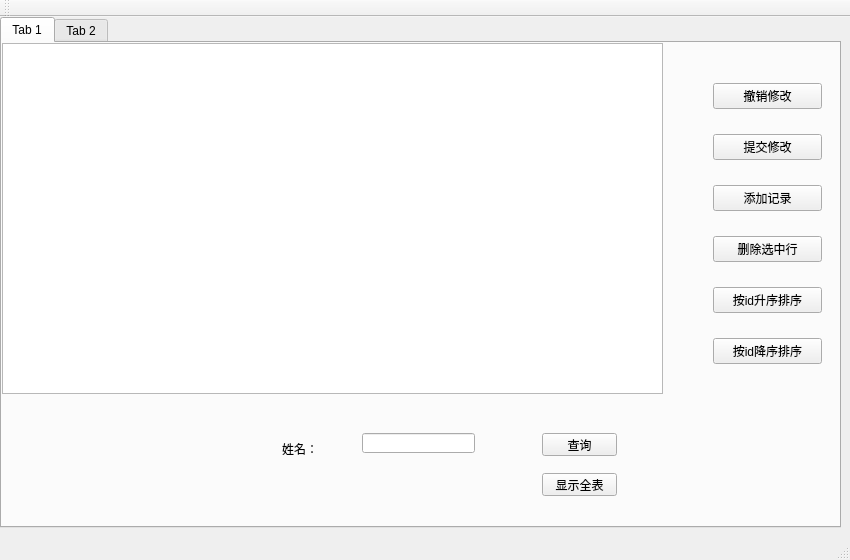
Old version of the form mainwindow.ui in the repository Atmanuclear/QT-mysql.
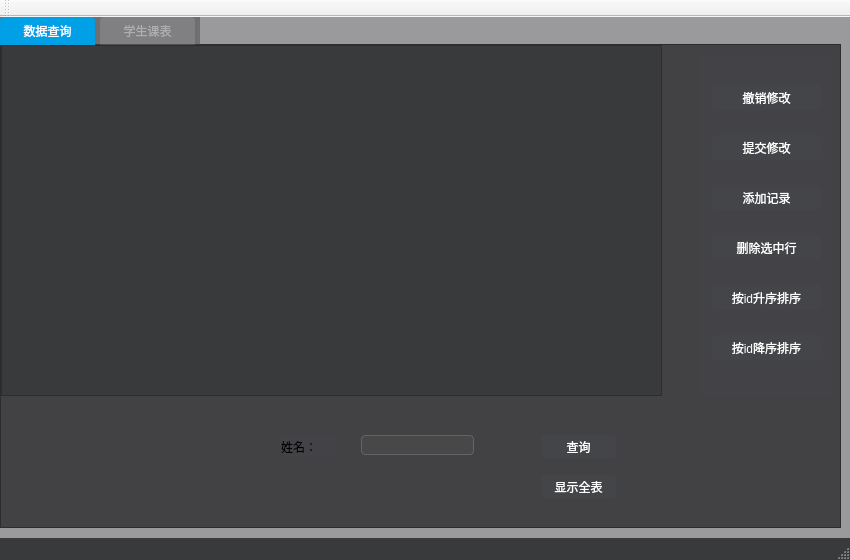
New version of the form. Icons and pictures are not drawn.

What changed in the file:
```diff
--- a/mainwindow.ui
+++ b/mainwindow.ui
@@ -13,7 +13,45 @@
   <property name="windowTitle">
    <string>MainWindow</string>
   </property>
+  <property name="styleSheet">
+   <string notr="true">QWidget#mainWindow {
+        border: 1px solid rgb(50, 50, 50);
+        background: rgb(50, 50, 50);
+}
+
+QWidget#messageWidget {
+        background: rgba(68, 69, 73, 50%);
+}
+
+QWidget#loadingWidget {
+        border: none;
+        border-radius: 5px;
+        background: rgb(50, 50, 50);
+}
+
+QWidget#remoteWidget {
+        border-top-right-radius: 10px;
+        border-bottom-right-radius: 10px;
+        border: 1px solid rgb(45, 45, 45);
+        background: rgb(50, 50, 50);
+}
+
+StyledWidget {
+        qproperty-normalColor: white;
+        qproperty-disableColor: gray;
+        qproperty-highlightColor: rgb(0, 160, 230);
+        qproperty-errorColor: red;
+}
+
+QProgressIndicator {
+        qproperty-color: rgb(175, 175, 175);
+}
+</string>
+  </property>
   <widget class="QWidget" name="centralWidget">
+   <property name="styleSheet">
+    <string notr="true">background: rgba(68, 69, 73, 50%);</string>
+   </property>
    <widget class="QTabWidget" name="tabWidget">
     <property name="geometry">
      <rect>
@@ -23,12 +61,61 @@
       <height>511</height>
      </rect>
     </property>
+    <property name="styleSheet">
+     <string notr="true">QTabWidget::pane {
+        border: none;
+        border-top: 3px solid rgb(0, 160, 230);
+        background: rgb(57, 58, 60);
+}
+QTabWidget::tab-bar {
+        border: none;
+}
+QTabBar::tab {
+        border: none;
+        border-top-left-radius: 4px;
+        border-top-right-radius: 4px;
+        color: rgb(175, 175, 175);
+        background: rgb(255, 255, 255, 30);
+        height: 28px;
+        min-width: 85px;
+        margin-right: 5px;
+        padding-left: 5px;
+        padding-right: 5px;
+}
+QTabBar::tab:hover {
+        background: rgb(255, 255, 255, 40);
+}
+QTabBar::tab:selected {
+        color: white;
+        background: rgb(0, 160, 230);
+}
+
+QTabWidget#tabWidget::pane {
+        border: 1px solid rgb(45, 45, 45);
+        background: rgb(57, 58, 60);
+        margin-top: -1px;
+}
+
+QTabBar#tabBar::tab {
+        border: 1px solid rgb(45, 45, 45);
+        border-bottom: none;
+        background: transparent;
+}
+QTabBar#tabBar::tab:hover {
+        color: white;
+}
+QTabBar#tabBar::tab:selected {
+        color: white;
+        background: rgb(57, 58, 60);
+}
+</string>
+    </property>
     <property name="currentIndex">
      <number>0</number>
     </property>
     <widget class="QWidget" name="tab">
      <attribute name="title">
-      <string>Tab 1</string>
+      <string>数据查询</string>
      </attribute>
      <widget class="QLineEdit" name="lineEdit">
       <property name="geometry">
@@ -39,6 +126,12 @@
         <height>20</height>
        </rect>
       </property>
+      <property name="styleSheet">
+       <string notr="true"> border-radius: 4px;
+        height: 25px;
+        border: 1px solid rgb(100, 100, 100);
+        background: rgb(72, 72, 73);</string>
+      </property>
      </widget>
      <widget class="QTableView" name="tableView">
       <property name="geometry">
@@ -49,16 +142,150 @@
         <height>351</height>
        </rect>
       </property>
+      <property name="styleSheet">
+       <string notr="true">QTableView {
+        border: 1px solid rgb(45, 45, 45);
+        background: rgb(57, 58, 60);
+        gridline-color: rgb(60, 60, 60);
+}
+QTableView::item {
+        padding-left: 5px;
+        padding-right: 5px;
+        border: none;
+        background: rgb(72, 72, 74);
+        border-right: 1px solid rgb(45, 45, 45);
+        border-bottom: 1px solid rgb(45, 45, 45);
+}
+QTableView::item:selected {
+        background: rgba(255, 255, 255, 40);
+}
+QTableView::item:selected:!active {
+        color: white;
+}
+QTableView::indicator {
+        width: 20px;
+        height: 20px;
+}
+QTableView::indicator:enabled:unchecked {
+        image: url(:/Black/checkBox);
+}
+QTableView::indicator:enabled:unchecked:hover {
+        image: url(:/Black/checkBoxHover);
+}
+QTableView::indicator:enabled:unchecked:pressed {
+        image: url(:/Black/checkBoxPressed);
+}
+QTableView::indicator:enabled:checked {
+        image: url(:/Black/checkBoxChecked);
+}
+QTableView::indicator:enabled:checked:hover {
+        image: url(:/Black/checkBoxCheckedHover);
+}
+QTableView::indicator:enabled:checked:pressed {
+        image: url(:/Black/checkBoxCheckedPressed);
+}
+QTableView::indicator:enabled:indeterminate {
+        image: url(:/Black/checkBoxIndeterminate);
+}
+QTableView::indicator:enabled:indeterminate:hover {
+        image: url(:/Black/checkBoxIndeterminateHover);
+}
+QTableView::indicator:enabled:indeterminate:pressed {
+        image: url(:/Black/checkBoxIndeterminatePressed);
+}</string>
+      </property>
      </widget>
      <widget class="QLabel" name="label">
       <property name="geometry">
        <rect>
         <x>280</x>
-        <y>400</y>
+        <y>391</y>
         <width>54</width>
-        <height>12</height>
+        <height>21</height>
        </rect>
       </property>
+      <property name="styleSheet">
+       <string notr="true">QLabel#grayLabel {
+        color: rgb(175, 175, 175);
+}
+
+QLabel#highlightLabel {
+        color: rgb(175, 175, 175);
+}
+
+QLabel#redLabel {
+        color: red;
+}
+
+QLabel#grayYaHeiLabel {
+        color: rgb(175, 175, 175);
+        font-size: 16px;
+}
+
+QLabel#blueLabel {
+        color: rgb(0, 160, 230);
+}
+
+QLabel#listLabel {
+        color: rgb(0, 160, 230);
+}
+
+QLabel#lineBlueLabel {
+        background: rgb(0, 160, 230);
+}
+
+QLabel#graySeperateLabel {
+        background: rgb(45, 45, 45);
+}
+
+QLabel#seperateLabel {
+        background: rgb(80, 80, 80);
+}
+
+QLabel#radiusBlueLabel {
+        border-radius: 15px;
+        color: white;
+        font-size: 16px;
+        background: rgb(0, 160, 230);
+}
+
+QLabel#skinLabel[colorProperty=&quot;normal&quot;] {
+        color: rgb(175, 175, 175);
+}
+QLabel#skinLabel[colorProperty=&quot;highlight&quot;] {
+        color: rgb(0, 160, 230);
+}
+
+QLabel#informationLabel {
+        qproperty-pixmap: url(:/Black/information);
+}
+
+QLabel#errorLabel {
+        qproperty-pixmap: url(:/Black/error);
+}
+
+QLabel#successLabel {
+        qproperty-pixmap: url(:/Black/success);
+}
+
+QLabel#questionLabel {
+        qproperty-pixmap: url(:/Black/question);
+}
+
+QLabel#warningLabel {
+        qproperty-pixmap: url(:/Black/warning);
+}
+
+QLabel#groupLabel {
+        color: rgb(0, 160, 230);
+        border: 1px solid rgb(0, 160, 230);
+        font-size: 15px;
+        border-top-color: transparent;
+        border-right-color: transparent;
+        border-left-color: transparent;
+}
+</string>
+      </property>
       <property name="text">
        <string>姓名：</string>
       </property>
@@ -75,6 +302,78 @@
       <layout class="QVBoxLayout" name="verticalLayout">
        <item>
         <widget class="QPushButton" name="pushButton_2">
+         <property name="styleSheet">
+          <string notr="true">QPushButton{
+        border-radius: 4px;
+        border: none;
+        width: 75px;
+        height: 25px;
+}
+QPushButton:enabled {
+        background: rgb(68, 69, 73);
+        color: white;
+}
+QPushButton:!enabled {
+        background: rgb(100, 100, 100);
+        color: rgb(200, 200, 200);
+}
+QPushButton:enabled:hover{
+        background: rgb(85, 85, 85);
+}
+QPushButton:enabled:pressed{
+        background: rgb(80, 80, 80);
+}
+
+QPushButton#blueButton {
+        color: white;
+}
+QPushButton#blueButton:enabled {
+        background: rgb(0, 165, 235);
+        color: white;
+}
+QPushButton#blueButton:!enabled {
+        background: gray;
+        color: rgb(200, 200, 200);
+}
+QPushButton#blueButton:enabled:hover {
+        background: rgb(0, 180, 255);
+}
+QPushButton#blueButton:enabled:pressed {
+        background: rgb(0, 140, 215);
+}
+
+QPushButton#selectButton {
+        border: none;
+        border-radius: none;
+        border-left: 1px solid rgb(100, 100, 100);
+        image: url(:/Black/scan);
+        background: transparent;
+        color: white;
+}
+QPushButton#selectButton:enabled:hover{
+        background: rgb(85, 85, 85);
+}
+QPushButton#selectButton:enabled:pressed{
+        background: rgb(80, 80, 80);
+}
+
+QPushButton#linkButton {
+        background: transparent;
+        color: rgb(0, 160, 230);
+        text-align:left;
+}
+QPushButton#linkButton:hover {
+        color: rgb(20, 185, 255);
+        text-decoration: underline;
+}
+QPushButton#linkButton:pressed {
+        color: rgb(0, 160, 230);
+}
+
+QPushButton#transparentButton {
+        background: transparent;
+}</string>
+         </property>
          <property name="text">
           <string>撤销修改</string>
          </property>
@@ -82,6 +381,78 @@
        </item>
        <item>
         <widget class="QPushButton" name="pushButton">
+         <property name="styleSheet">
+          <string notr="true">QPushButton{
+        border-radius: 4px;
+        border: none;
+        width: 75px;
+        height: 25px;
+}
+QPushButton:enabled {
+        background: rgb(68, 69, 73);
+        color: white;
+}
+QPushButton:!enabled {
+        background: rgb(100, 100, 100);
+        color: rgb(200, 200, 200);
+}
+QPushButton:enabled:hover{
+        background: rgb(85, 85, 85);
+}
+QPushButton:enabled:pressed{
+        background: rgb(80, 80, 80);
+}
+
+QPushButton#blueButton {
+        color: white;
+}
+QPushButton#blueButton:enabled {
+        background: rgb(0, 165, 235);
+        color: white;
+}
+QPushButton#blueButton:!enabled {
+        background: gray;
+        color: rgb(200, 200, 200);
+}
+QPushButton#blueButton:enabled:hover {
+        background: rgb(0, 180, 255);
+}
+QPushButton#blueButton:enabled:pressed {
+        background: rgb(0, 140, 215);
+}
+
+QPushButton#selectButton {
+        border: none;
+        border-radius: none;
+        border-left: 1px solid rgb(100, 100, 100);
+        image: url(:/Black/scan);
+        background: transparent;
+        color: white;
+}
+QPushButton#selectButton:enabled:hover{
+        background: rgb(85, 85, 85);
+}
+QPushButton#selectButton:enabled:pressed{
+        background: rgb(80, 80, 80);
+}
+
+QPushButton#linkButton {
+        background: transparent;
+        color: rgb(0, 160, 230);
+        text-align:left;
+}
+QPushButton#linkButton:hover {
+        color: rgb(20, 185, 255);
+        text-decoration: underline;
+}
+QPushButton#linkButton:pressed {
+        color: rgb(0, 160, 230);
+}
+
+QPushButton#transparentButton {
+        background: transparent;
+}</string>
+         </property>
          <property name="text">
           <string>提交修改</string>
          </property>
@@ -89,6 +460,78 @@
        </item>
        <item>
         <widget class="QPushButton" name="pushButton_3">
+         <property name="styleSheet">
+          <string notr="true">QPushButton{
+        border-radius: 4px;
+        border: none;
+        width: 75px;
+        height: 25px;
+}
+QPushButton:enabled {
+        background: rgb(68, 69, 73);
+        color: white;
+}
+QPushButton:!enabled {
+        background: rgb(100, 100, 100);
+        color: rgb(200, 200, 200);
+}
+QPushButton:enabled:hover{
+        background: rgb(85, 85, 85);
+}
+QPushButton:enabled:pressed{
+        background: rgb(80, 80, 80);
+}
+
+QPushButton#blueButton {
+        color: white;
+}
+QPushButton#blueButton:enabled {
+        background: rgb(0, 165, 235);
+        color: white;
+}
+QPushButton#blueButton:!enabled {
+        background: gray;
+        color: rgb(200, 200, 200);
+}
+QPushButton#blueButton:enabled:hover {
+        background: rgb(0, 180, 255);
+}
+QPushButton#blueButton:enabled:pressed {
+        background: rgb(0, 140, 215);
+}
+
+QPushButton#selectButton {
+        border: none;
+        border-radius: none;
+        border-left: 1px solid rgb(100, 100, 100);
+        image: url(:/Black/scan);
+        background: transparent;
+        color: white;
+}
+QPushButton#selectButton:enabled:hover{
+        background: rgb(85, 85, 85);
+}
+QPushButton#selectButton:enabled:pressed{
+        background: rgb(80, 80, 80);
+}
+
+QPushButton#linkButton {
+        background: transparent;
+        color: rgb(0, 160, 230);
+        text-align:left;
+}
+QPushButton#linkButton:hover {
+        color: rgb(20, 185, 255);
+        text-decoration: underline;
+}
+QPushButton#linkButton:pressed {
+        color: rgb(0, 160, 230);
+}
+
+QPushButton#transparentButton {
+        background: transparent;
+}</string>
+         </property>
          <property name="text">
           <string>添加记录</string>
          </property>
@@ -96,6 +539,78 @@
        </item>
        <item>
         <widget class="QPushButton" name="pushButton_4">
+         <property name="styleSheet">
+          <string notr="true">QPushButton{
+        border-radius: 4px;
+        border: none;
+        width: 75px;
+        height: 25px;
+}
+QPushButton:enabled {
+        background: rgb(68, 69, 73);
+        color: white;
+}
+QPushButton:!enabled {
+        background: rgb(100, 100, 100);
+        color: rgb(200, 200, 200);
+}
+QPushButton:enabled:hover{
+        background: rgb(85, 85, 85);
+}
+QPushButton:enabled:pressed{
+        background: rgb(80, 80, 80);
+}
+
+QPushButton#blueButton {
+        color: white;
+}
+QPushButton#blueButton:enabled {
+        background: rgb(0, 165, 235);
+        color: white;
+}
+QPushButton#blueButton:!enabled {
+        background: gray;
+        color: rgb(200, 200, 200);
+}
+QPushButton#blueButton:enabled:hover {
+        background: rgb(0, 180, 255);
+}
+QPushButton#blueButton:enabled:pressed {
+        background: rgb(0, 140, 215);
+}
+
+QPushButton#selectButton {
+        border: none;
+        border-radius: none;
+        border-left: 1px solid rgb(100, 100, 100);
+        image: url(:/Black/scan);
+        background: transparent;
+        color: white;
+}
+QPushButton#selectButton:enabled:hover{
+        background: rgb(85, 85, 85);
+}
+QPushButton#selectButton:enabled:pressed{
+        background: rgb(80, 80, 80);
+}
+
+QPushButton#linkButton {
+        background: transparent;
+        color: rgb(0, 160, 230);
+        text-align:left;
+}
+QPushButton#linkButton:hover {
+        color: rgb(20, 185, 255);
+        text-decoration: underline;
+}
+QPushButton#linkButton:pressed {
+        color: rgb(0, 160, 230);
+}
+
+QPushButton#transparentButton {
+        background: transparent;
+}</string>
+         </property>
          <property name="text">
           <string>删除选中行</string>
          </property>
@@ -103,6 +618,78 @@
        </item>
        <item>
         <widget class="QPushButton" name="pushButton_7">
+         <property name="styleSheet">
+          <string notr="true">QPushButton{
+        border-radius: 4px;
+        border: none;
+        width: 75px;
+        height: 25px;
+}
+QPushButton:enabled {
+        background: rgb(68, 69, 73);
+        color: white;
+}
+QPushButton:!enabled {
+        background: rgb(100, 100, 100);
+        color: rgb(200, 200, 200);
+}
+QPushButton:enabled:hover{
+        background: rgb(85, 85, 85);
+}
+QPushButton:enabled:pressed{
+        background: rgb(80, 80, 80);
+}
+
+QPushButton#blueButton {
+        color: white;
+}
+QPushButton#blueButton:enabled {
+        background: rgb(0, 165, 235);
+        color: white;
+}
+QPushButton#blueButton:!enabled {
+        background: gray;
+        color: rgb(200, 200, 200);
+}
+QPushButton#blueButton:enabled:hover {
+        background: rgb(0, 180, 255);
+}
+QPushButton#blueButton:enabled:pressed {
+        background: rgb(0, 140, 215);
+}
+
+QPushButton#selectButton {
+        border: none;
+        border-radius: none;
+        border-left: 1px solid rgb(100, 100, 100);
+        image: url(:/Black/scan);
+        background: transparent;
+        color: white;
+}
+QPushButton#selectButton:enabled:hover{
+        background: rgb(85, 85, 85);
+}
+QPushButton#selectButton:enabled:pressed{
+        background: rgb(80, 80, 80);
+}
+
+QPushButton#linkButton {
+        background: transparent;
+        color: rgb(0, 160, 230);
+        text-align:left;
+}
+QPushButton#linkButton:hover {
+        color: rgb(20, 185, 255);
+        text-decoration: underline;
+}
+QPushButton#linkButton:pressed {
+        color: rgb(0, 160, 230);
+}
+
+QPushButton#transparentButton {
+        background: transparent;
+}</string>
+         </property>
          <property name="text">
           <string>按id升序排序</string>
          </property>
@@ -110,6 +697,78 @@
        </item>
        <item>
         <widget class="QPushButton" name="pushButton_8">
+         <property name="styleSheet">
+          <string notr="true">QPushButton{
+        border-radius: 4px;
+        border: none;
+        width: 75px;
+        height: 25px;
+}
+QPushButton:enabled {
+        background: rgb(68, 69, 73);
+        color: white;
+}
+QPushButton:!enabled {
+        background: rgb(100, 100, 100);
+        color: rgb(200, 200, 200);
+}
+QPushButton:enabled:hover{
+        background: rgb(85, 85, 85);
+}
+QPushButton:enabled:pressed{
+        background: rgb(80, 80, 80);
+}
+
+QPushButton#blueButton {
+        color: white;
+}
+QPushButton#blueButton:enabled {
+        background: rgb(0, 165, 235);
+        color: white;
+}
+QPushButton#blueButton:!enabled {
+        background: gray;
+        color: rgb(200, 200, 200);
+}
+QPushButton#blueButton:enabled:hover {
+        background: rgb(0, 180, 255);
+}
+QPushButton#blueButton:enabled:pressed {
+        background: rgb(0, 140, 215);
+}
+
+QPushButton#selectButton {
+        border: none;
+        border-radius: none;
+        border-left: 1px solid rgb(100, 100, 100);
+        image: url(:/Black/scan);
+        background: transparent;
+        color: white;
+}
+QPushButton#selectButton:enabled:hover{
+        background: rgb(85, 85, 85);
+}
+QPushButton#selectButton:enabled:pressed{
+        background: rgb(80, 80, 80);
+}
+
+QPushButton#linkButton {
+        background: transparent;
+        color: rgb(0, 160, 230);
+        text-align:left;
+}
+QPushButton#linkButton:hover {
+        color: rgb(20, 185, 255);
+        text-decoration: underline;
+}
+QPushButton#linkButton:pressed {
+        color: rgb(0, 160, 230);
+}
+
+QPushButton#transparentButton {
+        background: transparent;
+}</string>
+         </property>
          <property name="text">
           <string>按id降序排序</string>
          </property>
@@ -126,6 +785,78 @@
         <height>23</height>
        </rect>
       </property>
+      <property name="styleSheet">
+       <string notr="true">QPushButton{
+        border-radius: 4px;
+        border: none;
+        width: 75px;
+        height: 25px;
+}
+QPushButton:enabled {
+        background: rgb(68, 69, 73);
+        color: white;
+}
+QPushButton:!enabled {
+        background: rgb(100, 100, 100);
+        color: rgb(200, 200, 200);
+}
+QPushButton:enabled:hover{
+        background: rgb(85, 85, 85);
+}
+QPushButton:enabled:pressed{
+        background: rgb(80, 80, 80);
+}
+
+QPushButton#blueButton {
+        color: white;
+}
+QPushButton#blueButton:enabled {
+        background: rgb(0, 165, 235);
+        color: white;
+}
+QPushButton#blueButton:!enabled {
+        background: gray;
+        color: rgb(200, 200, 200);
+}
+QPushButton#blueButton:enabled:hover {
+        background: rgb(0, 180, 255);
+}
+QPushButton#blueButton:enabled:pressed {
+        background: rgb(0, 140, 215);
+}
+
+QPushButton#selectButton {
+        border: none;
+        border-radius: none;
+        border-left: 1px solid rgb(100, 100, 100);
+        image: url(:/Black/scan);
+        background: transparent;
+        color: white;
+}
+QPushButton#selectButton:enabled:hover{
+        background: rgb(85, 85, 85);
+}
+QPushButton#selectButton:enabled:pressed{
+        background: rgb(80, 80, 80);
+}
+
+QPushButton#linkButton {
+        background: transparent;
+        color: rgb(0, 160, 230);
+        text-align:left;
+}
+QPushButton#linkButton:hover {
+        color: rgb(20, 185, 255);
+        text-decoration: underline;
+}
+QPushButton#linkButton:pressed {
+        color: rgb(0, 160, 230);
+}
+
+QPushButton#transparentButton {
+        background: transparent;
+}</string>
+      </property>
       <property name="text">
        <string>查询</string>
       </property>
@@ -139,6 +870,78 @@
         <height>23</height>
        </rect>
       </property>
+      <property name="styleSheet">
+       <string notr="true">QPushButton{
+        border-radius: 4px;
+        border: none;
+        width: 75px;
+        height: 25px;
+}
+QPushButton:enabled {
+        background: rgb(68, 69, 73);
+        color: white;
+}
+QPushButton:!enabled {
+        background: rgb(100, 100, 100);
+        color: rgb(200, 200, 200);
+}
+QPushButton:enabled:hover{
+        background: rgb(85, 85, 85);
+}
+QPushButton:enabled:pressed{
+        background: rgb(80, 80, 80);
+}
+
+QPushButton#blueButton {
+        color: white;
+}
+QPushButton#blueButton:enabled {
+        background: rgb(0, 165, 235);
+        color: white;
+}
+QPushButton#blueButton:!enabled {
+        background: gray;
+        color: rgb(200, 200, 200);
+}
+QPushButton#blueButton:enabled:hover {
+        background: rgb(0, 180, 255);
+}
+QPushButton#blueButton:enabled:pressed {
+        background: rgb(0, 140, 215);
+}
+
+QPushButton#selectButton {
+        border: none;
+        border-radius: none;
+        border-left: 1px solid rgb(100, 100, 100);
+        image: url(:/Black/scan);
+        background: transparent;
+        color: white;
+}
+QPushButton#selectButton:enabled:hover{
+        background: rgb(85, 85, 85);
+}
+QPushButton#selectButton:enabled:pressed{
+        background: rgb(80, 80, 80);
+}
+
+QPushButton#linkButton {
+        background: transparent;
+        color: rgb(0, 160, 230);
+        text-align:left;
+}
+QPushButton#linkButton:hover {
+        color: rgb(20, 185, 255);
+        text-decoration: underline;
+}
+QPushButton#linkButton:pressed {
+        color: rgb(0, 160, 230);
+}
+
+QPushButton#transparentButton {
+        background: transparent;
+}</string>
+      </property>
       <property name="text">
        <string>显示全表</string>
       </property>
@@ -146,7 +949,7 @@
     </widget>
     <widget class="QWidget" name="tab_2">
      <attribute name="title">
-      <string>Tab 2</string>
+      <string>学生课表</string>
      </attribute>
      <widget class="QTableView" name="tableView_2">
       <property name="geometry">
@@ -293,7 +1096,17 @@
     <bool>false</bool>
    </attribute>
   </widget>
-  <widget class="QStatusBar" name="statusBar"/>
+  <widget class="QStatusBar" name="statusBar">
+   <property name="styleSheet">
+    <string notr="true">QStatusBar {
+        background: rgb(57, 58, 60);
+}
+QStatusBar::item {
+        border: none;
+        border-right: 1px solid rgb(100, 100, 100);
+}</string>
+   </property>
+  </widget>
  </widget>
  <layoutdefault spacing="6" margin="11"/>
  <resources/>
```
Left out of the diff: 320 changed lines with no effect on the pictures.
